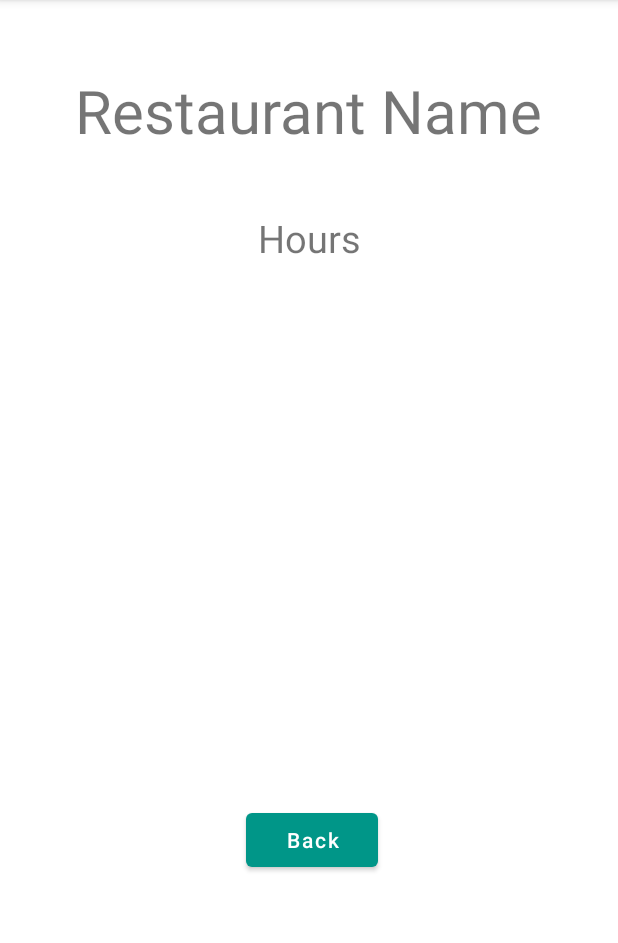
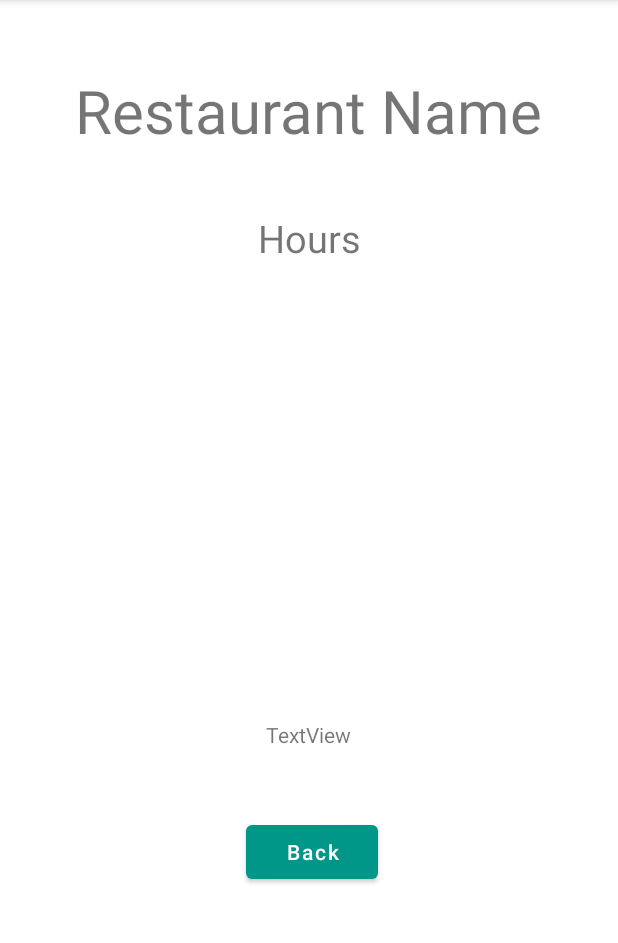
Before and after one commit to kdhoka/SoCalBeach4Life, an Android app: the RestaurantPage screen opened directly, with no data from a screen before it, on a phone screen of 412 x 824 dp, the part 84-1027 px from its top. Run offline under Robolectric (Android 15) with nearby library versions, the phone set to English and light mode, and no system bars; our stand-ins replace Firebase (no records; nobody signed in at launch, a user with empty details on screens opened directly).

Commit message:
scrollable menu added

```diff
--- a/app/src/main/java/com/example/beachtrip/RestaurantPage.java
+++ b/app/src/main/java/com/example/beachtrip/RestaurantPage.java
@@ -2,6 +2,7 @@ package com.example.beachtrip;
 
 import android.content.Intent;
 import android.os.Bundle;
+import android.text.method.ScrollingMovementMethod;
 import android.util.Log;
 import android.view.View;
 import android.widget.TextView;
@@ -31,6 +32,8 @@ public class RestaurantPage extends AppCompatActivity {
         if(name != null) {
             tv.setText(name);
         }
+        TextView menuTv = findViewById(R.id.menu);
+        menuTv.setMovementMethod(new ScrollingMovementMethod());
 
         FirebaseDatabase root = FirebaseDatabase.getInstance();
         DatabaseReference restRef= root.getReference("Restaurants"); //pointer to the Restaurant tree
@@ -48,6 +51,14 @@ public class RestaurantPage extends AppCompatActivity {
                         TextView hoursTv = findViewById(R.id.hours);
                         System.out.println(hours);
                         hoursTv.setText("Hours: " + hours);
+                        Object menuObj = dsp.child("menu").getValue();
+                        TextView menuTv = findViewById(R.id.menu);
+                        if(menuObj == null){
+                            menuTv.setText("no menu available");
+                        }
+                        else{
+                            menuTv.setText(menuObj.toString());
+                        }
                         break;
                     }
                 }
--- a/app/src/main/res/layout/restaurant_info.xml
+++ b/app/src/main/res/layout/restaurant_info.xml
@@ -23,7 +23,7 @@
         android:id="@+id/buttonRestaurant"
         android:layout_width="wrap_content"
         android:layout_height="wrap_content"
-        android:layout_marginTop="536dp"
+        android:layout_marginTop="544dp"
         android:layout_marginEnd="160dp"
         android:onClick="onReturn"
         android:text="Back"
@@ -45,4 +45,21 @@
         app:layout_constraintStart_toStartOf="parent"
         app:layout_constraintTop_toTopOf="parent" />
 
+    <TextView
+        android:id="@+id/menu"
+        android:layout_width="356dp"
+        android:layout_height="435dp"
+        android:layout_marginStart="21dp"
+        android:layout_marginEnd="21dp"
+        android:gravity="center"
+        android:maxLines="20"
+        android:scrollbars="vertical"
+        android:text="TextView"
+        app:layout_constraintBottom_toBottomOf="parent"
+        app:layout_constraintEnd_toEndOf="parent"
+        app:layout_constraintHorizontal_bias="0.461"
+        app:layout_constraintStart_toStartOf="parent"
+        app:layout_constraintTop_toTopOf="parent"
+        app:layout_constraintVertical_bias="0.817" />
+
 </androidx.constraintlayout.widget.ConstraintLayout>
```
